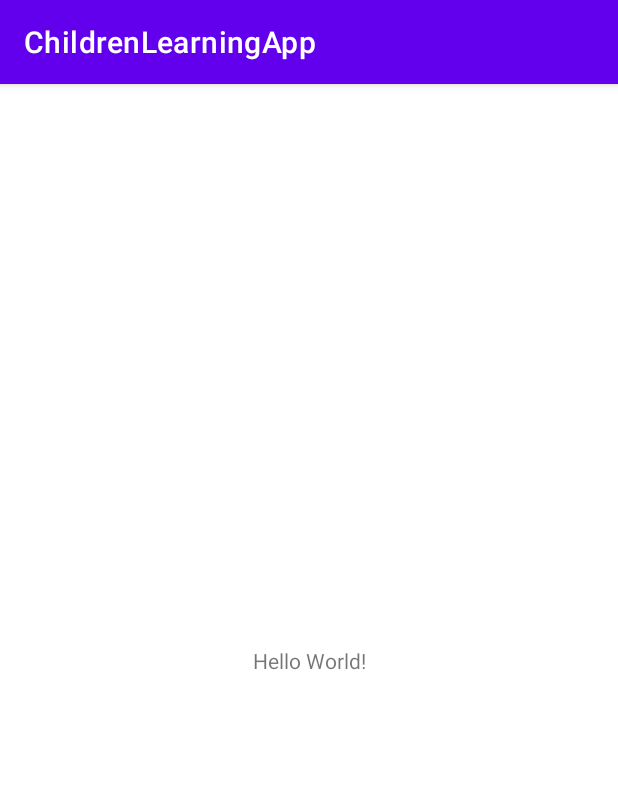
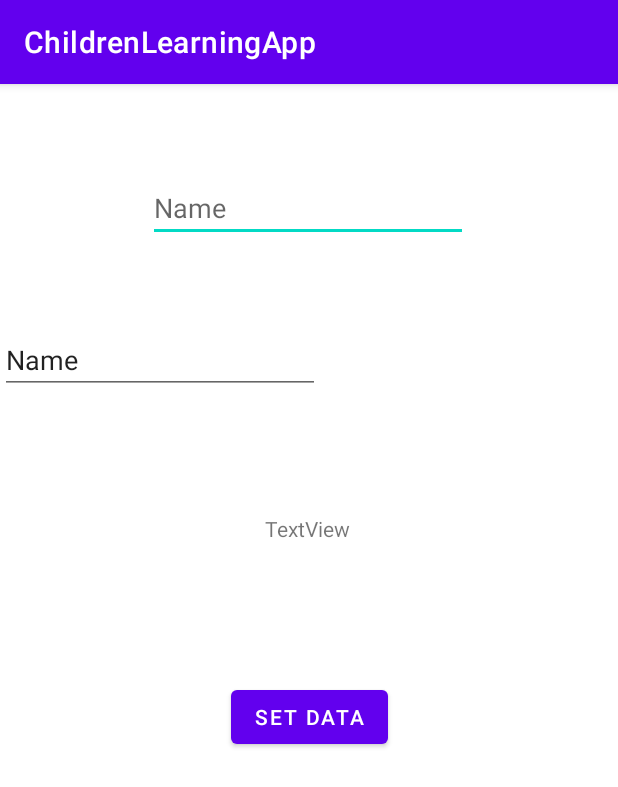
Before and after one commit to Austin-Earl-Private/ChildrenLearningApp, an Android app: the screen it shows after launch (MainActivity), on a phone screen of 412 x 824 dp. Shown: the top 787 px of the screen. Run offline under Robolectric (Android 15) with nearby library versions, the phone set to English and light mode, and no system bars; 1 statement that could not run was skipped.

Commit message:
Created Static Class and Added a function to MainActivity

```diff
--- a/app/build.gradle
+++ b/app/build.gradle
@@ -33,6 +33,7 @@ dependencies {
     implementation 'androidx.appcompat:appcompat:1.2.0'
     implementation 'com.google.android.material:material:1.3.0'
     implementation 'androidx.constraintlayout:constraintlayout:2.0.4'
+    implementation 'com.google.code.gson:gson:2.8.6'
     testImplementation 'junit:junit:4.+'
     androidTestImplementation 'androidx.test.ext:junit:1.1.2'
     androidTestImplementation 'androidx.test.espresso:espresso-core:3.3.0'
--- a/app/src/main/java/edu/byui/childrenlearningapp/Child.java
+++ b/app/src/main/java/edu/byui/childrenlearningapp/Child.java
@@ -20,4 +20,12 @@ public class Child {
     public void setAge(int age) {
         this.age = age;
     }
+
+    @Override
+    public String toString() {
+        return "Child{" +
+                "name='" + name + '\'' +
+                ", age=" + age +
+                '}';
+    }
 }
--- a/app/src/main/java/edu/byui/childrenlearningapp/MainActivity.java
+++ b/app/src/main/java/edu/byui/childrenlearningapp/MainActivity.java
@@ -2,17 +2,67 @@ package edu.byui.childrenlearningapp;
 
 import androidx.appcompat.app.AppCompatActivity;
 
+import android.content.Context;
+import android.content.Intent;
+import android.content.SharedPreferences;
 import android.os.Bundle;
+import android.util.Log;
+import android.view.View;
+import android.widget.EditText;
+import android.widget.TextView;
+
+import com.google.gson.Gson;
 
 public class MainActivity extends AppCompatActivity {
+
+    public static final String NAME = "CHILD_NAME";
+    public static final String AGE = "CHILD_AGE";
 
     @Override
     protected void onCreate(Bundle savedInstanceState) {
         super.onCreate(savedInstanceState);
         setContentView(R.layout.activity_main);
 
-        System.out.println("Hi from the end of the World");
-        System.out.println("I am changing the message to test merging conflicts. Iramar - Austin - Jose Aguirre");
+        Gson gson = new Gson();
+
+        Child user = new Child();
+
+        user.setName("Austin");
+        user.setAge(5);
+
+        String stringGsonUser = gson.toJson(user, Child.class);
+
+        SharedPreferences sharedPref = getPreferences(MODE_PRIVATE);
+
+        //SharedPreferences.Editor prefEdit = sharedPref.edit();
+
+        //prefEdit.putString("user", stringGsonUser);
+        //prefEdit.commit();
+
+        //Log.d("Testing Gson",stringGsonUser);
+
+        String json = sharedPref.getString("user","");
+        Child newUser = gson.fromJson(json, Child.class);
+
+        Log.d("New Gson:", newUser.toString());
+    }
+
+    public void getData(View btnAction){
+        String name;
+        int age;
+
+        EditText getName = findViewById(R.id.txtName);
+        EditText getAge = findViewById(R.id.txtAge);
+        TextView display = findViewById(R.id.txtDisplay);
+
+        name = getName.getText().toString();
+        age = Integer.parseInt(getAge.getText().toString());
+
+        Intent intent = new Intent(this, Statics.class);
+        intent.putExtra(NAME, name);
+        intent.putExtra(AGE, age);
+
+        startActivity(intent);
 
     }
 }
--- /dev/null
+++ b/app/src/main/java/edu/byui/childrenlearningapp/Statics.java
@@ -0,0 +1,5 @@
+package edu.byui.childrenlearningapp;
+
+public class Statics {
+
+}
--- a/app/src/main/res/layout/activity_main.xml
+++ b/app/src/main/res/layout/activity_main.xml
@@ -6,13 +6,49 @@
     android:layout_height="match_parent"
     tools:context=".MainActivity">
 
-    <TextView
+    <EditText
+        android:id="@+id/txtName"
         android:layout_width="wrap_content"
         android:layout_height="wrap_content"
-        android:text="Hello World!"
-        app:layout_constraintBottom_toBottomOf="parent"
-        app:layout_constraintLeft_toLeftOf="parent"
-        app:layout_constraintRight_toRightOf="parent"
+        android:layout_marginTop="60dp"
+        android:ems="10"
+        android:inputType="textPersonName"
+        android:hint="Name"
+        app:layout_constraintEnd_toEndOf="parent"
+        app:layout_constraintHorizontal_bias="0.497"
+        app:layout_constraintStart_toStartOf="parent"
         app:layout_constraintTop_toTopOf="parent" />
 
+    <TextView
+        android:id="@+id/txtDisplay"
+        android:layout_width="wrap_content"
+        android:layout_height="wrap_content"
+        android:layout_marginTop="80dp"
+        android:text="TextView"
+        app:layout_constraintEnd_toEndOf="parent"
+        app:layout_constraintHorizontal_bias="0.498"
+        app:layout_constraintStart_toStartOf="parent"
+        app:layout_constraintTop_toBottomOf="@+id/txtAge" />
+
+    <Button
+        android:id="@+id/btnAction"
+        android:layout_width="wrap_content"
+        android:layout_height="wrap_content"
+        android:layout_marginTop="92dp"
+        android:onClick="getData"
+        android:text="@string/set_data"
+        app:layout_constraintEnd_toEndOf="parent"
+        app:layout_constraintStart_toStartOf="parent"
+        app:layout_constraintTop_toBottomOf="@+id/txtDisplay" />
+
+    <EditText
+        android:id="@+id/txtAge"
+        android:layout_width="wrap_content"
+        android:layout_height="wrap_content"
+        android:layout_marginTop="56dp"
+        android:ems="10"
+        android:inputType="textPersonName"
+        android:text="Name"
+        app:layout_constraintTop_toBottomOf="@+id/txtName"
+        tools:layout_editor_absoluteX="100dp" />
 </androidx.constraintlayout.widget.ConstraintLayout>
--- a/app/src/main/res/values/strings.xml
+++ b/app/src/main/res/values/strings.xml
@@ -1,3 +1,4 @@
 <resources>
     <string name="app_name">ChildrenLearningApp</string>
+    <string name="set_data">Set Data</string>
 </resources>
```
